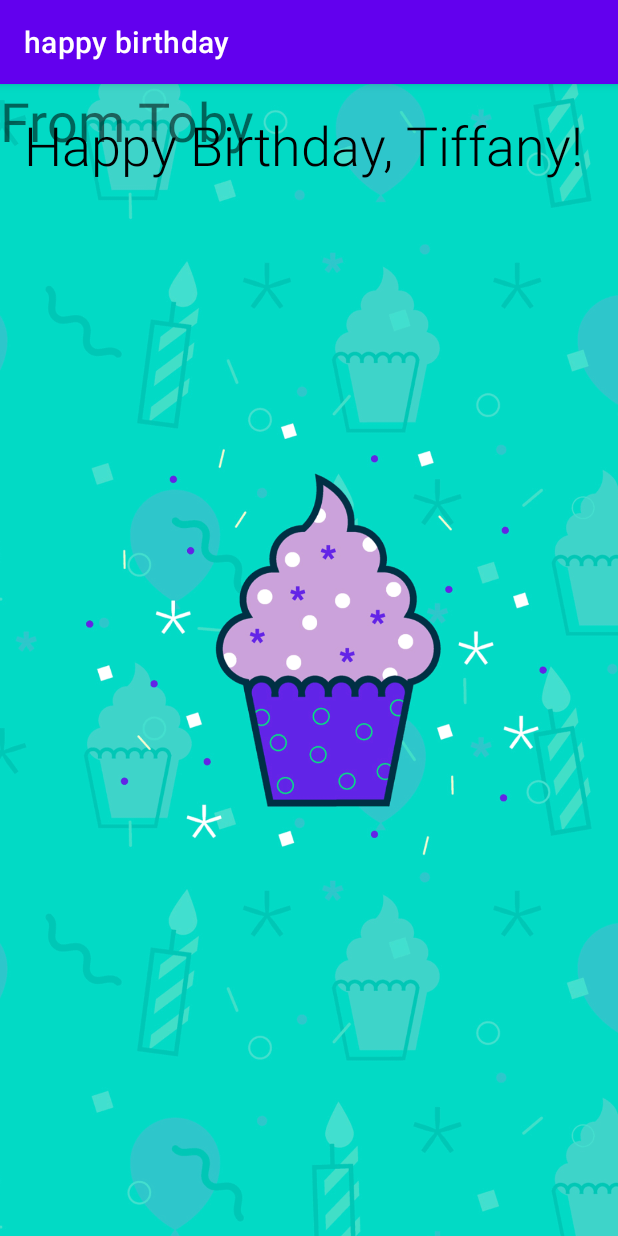
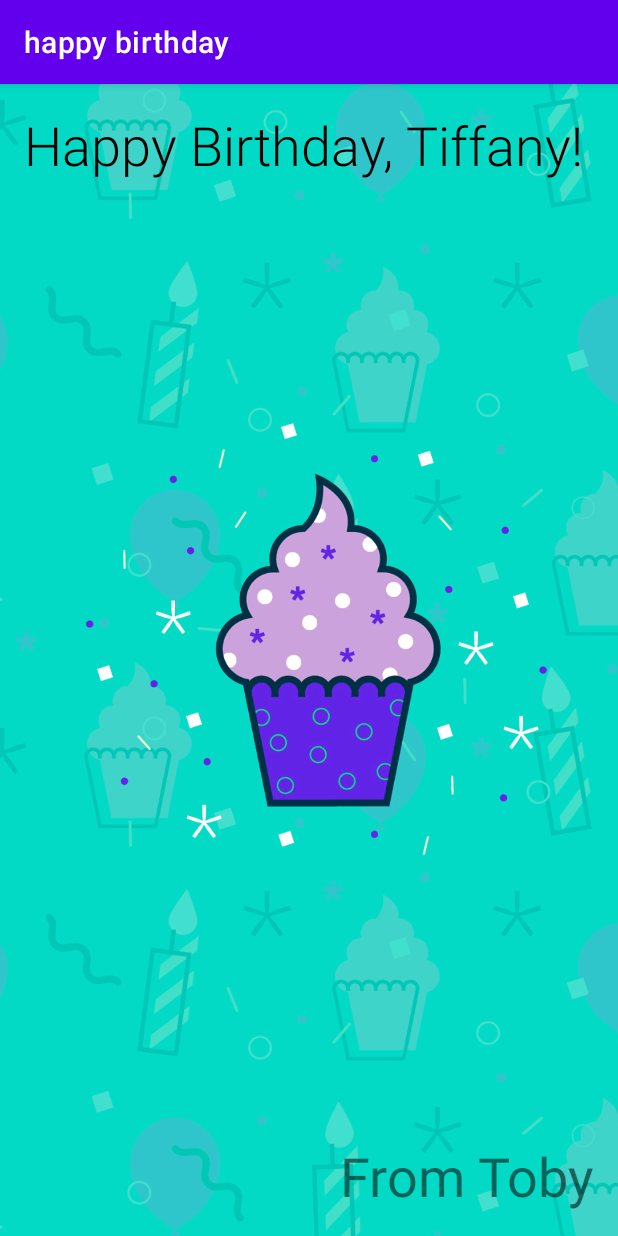
Before and after one commit to kee208/happyBirthday, an Android app: the screen it shows after launch (MainActivity), on a phone screen of 412 x 824 dp. Run offline under Robolectric (Android 15) with nearby library versions, the phone set to English and light mode, and no system bars.

Commit message:
this is first thing!

```diff
--- a/app/src/main/res/layout/activity_main.xml
+++ b/app/src/main/res/layout/activity_main.xml
@@ -7,11 +7,17 @@
     tools:context=".MainActivity">
 
     <ImageView
-        android:id="@+id/imageView"
+        android:id="@+id/imageView2"
         android:layout_width="wrap_content"
         android:layout_height="wrap_content"
         android:contentDescription="@string/cake"
         android:scaleType="centerCrop"
+        app:layout_constraintBottom_toBottomOf="parent"
+        app:layout_constraintEnd_toEndOf="parent"
+        app:layout_constraintHorizontal_bias="0.0"
+        app:layout_constraintStart_toStartOf="parent"
+        app:layout_constraintTop_toBottomOf="@+id/textView2"
+        app:layout_constraintVertical_bias="1.0"
         app:srcCompat="@drawable/androidparty" />
 
     <TextView
@@ -31,9 +37,11 @@
         android:id="@+id/textView"
         android:layout_width="wrap_content"
         android:layout_height="wrap_content"
+        android:layout_marginEnd="16dp"
+        android:layout_marginBottom="16dp"
         android:text="@string/message2"
         android:textSize="36sp"
-        tools:layout_editor_absoluteX="277dp"
-        tools:layout_editor_absoluteY="977dp" />
+        app:layout_constraintBottom_toBottomOf="parent"
+        app:layout_constraintEnd_toEndOf="parent" />
 
 </androidx.constraintlayout.widget.ConstraintLayout>
```
